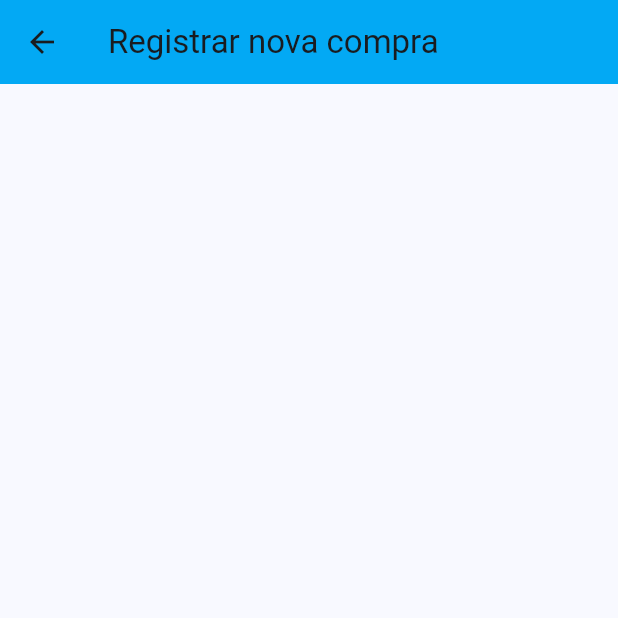
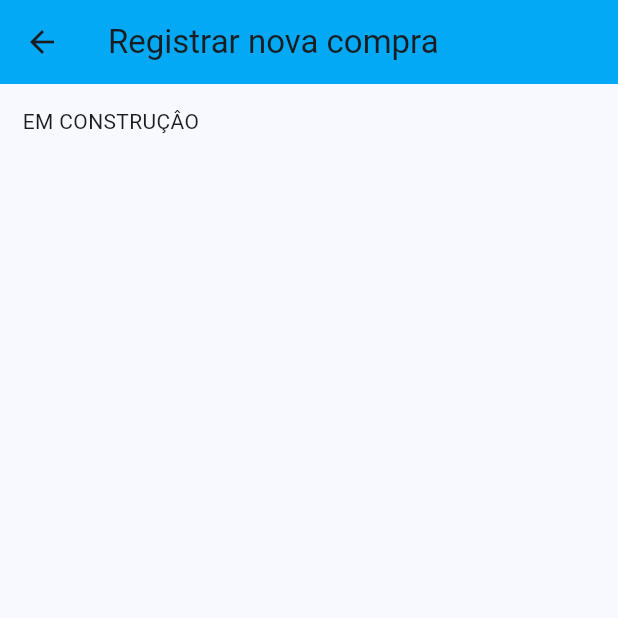
Before and after one commit to Ruan-Hasselmann/meu_crediario, a Flutter app: the NovaCompra screen opened by its route, on a phone screen of 412 x 824 dp, the top half of it. Run offline on Flutter 3.47's test engine with Material 2 defaults, Android fonts, the phone set to English and light mode, and no system bars.

Commit message:
"Cru" com dados dummy

```diff
--- a/lib/views/nova_compra.dart
+++ b/lib/views/nova_compra.dart
@@ -1,3 +1,5 @@
+// ignore_for_file: prefer_const_constructors, prefer_const_literals_to_create_immutables
+
 import 'package:flutter/material.dart';
 
 class NovaCompra extends StatelessWidget {
@@ -6,10 +8,17 @@ class NovaCompra extends StatelessWidget {
   @override
   Widget build(BuildContext context) {
     return Scaffold(
-      appBar: AppBar(
-        backgroundColor: Colors.lightBlue,
-        title: const Text('Registrar nova compra'),
-      ),
-    );
+        appBar: AppBar(
+          backgroundColor: Colors.lightBlue,
+          title: const Text('Registrar nova compra'),
+        ),
+        body: Padding(
+          padding: EdgeInsets.all(15),
+          child: ListView(
+            children: [
+              Text("EM CONSTRUÇÂO"),
+            ],
+          ),
+        ));
   }
 }
```
Also changed, not shown: lib/views/pagamento_form.dart (+14 -5 lines), lib/views/user_form.dart (+20 -8 lines).
